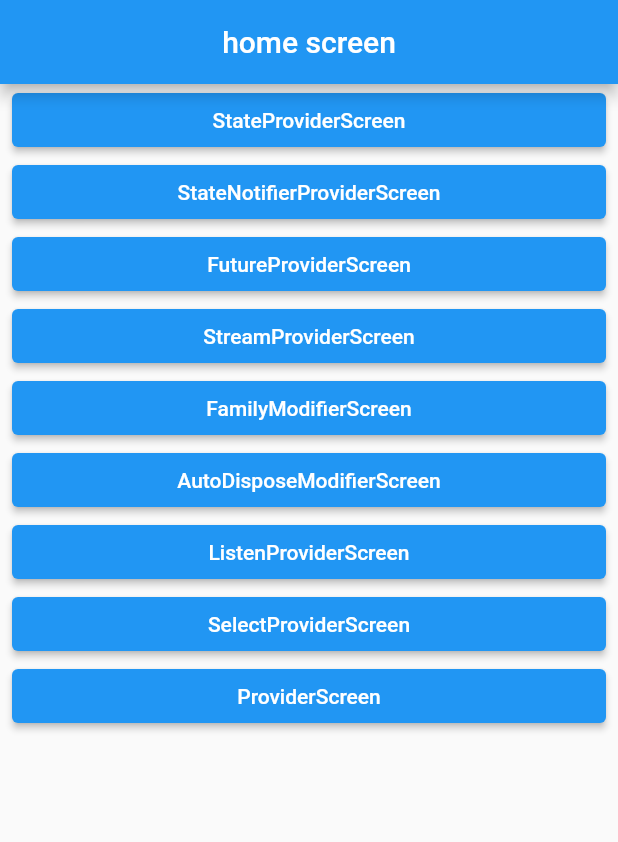
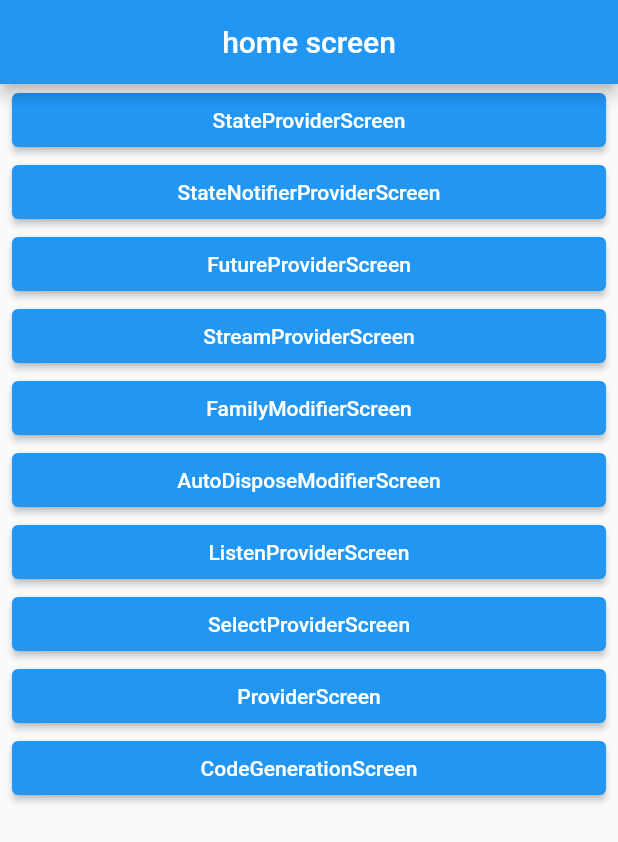
Before and after one commit to so0ng0970/river_pod, a Flutter app: the screen it shows after launch, on a phone screen of 412 x 824 dp. Shown: the top 842 px of the screen. Run offline on Flutter 3.47's test engine with Material 2 defaults, Android fonts, the phone set to English and light mode, and no system bars; our stand-ins replace flutter_riverpod, riverpod_annotation; generated files the repository leaves out were written again.

Commit message:
CodeGeneration

```diff
--- a/lib/screen/home_screen.dart
+++ b/lib/screen/home_screen.dart
@@ -1,5 +1,6 @@
 import 'package:flutter/material.dart';
 import 'package:river_pd/screen/auto_dispose_modifier.dart';
+import 'package:river_pd/screen/code_generation_scree.dart';
 import 'package:river_pd/screen/family_modifier_screen.dart';
 import 'package:river_pd/screen/future_provider_screen.dart';
 import 'package:river_pd/screen/listen_provider_screen.dart';
@@ -128,6 +129,18 @@ class HomeScreen extends StatelessWidget {
               'ProviderScreen',
             ),
           ),
+          ElevatedButton(
+            onPressed: () {
+              Navigator.of(context).push(
+                MaterialPageRoute(
+                  builder: (_) => const CodeGenerationScreen(),
+                ),
+              );
+            },
+            child: const Text(
+              'CodeGenerationScreen',
+            ),
+          ),
         ],
       ),
     );
--- a/pubspec.yaml
+++ b/pubspec.yaml
@@ -34,7 +34,10 @@ dependencies:
   # The following adds the Cupertino Icons font to your application.
   # Use with the CupertinoIcons class for iOS style icons.
   cupertino_icons: ^1.0.2
-  flutter_riverpod: ^2.3.6
+  flutter_riverpod: ^2.0.2
+  riverpod_annotation: ^1.0.4
+  riverpod_generator: ^1.0.4
+  build_runner:
 
 dev_dependencies:
   flutter_test:
```
Also changed, not shown: lib/riverpod/code_generation_provider.dart (added, +17 -0 lines), lib/screen/code_generation_scree.dart (added, +23 -0 lines), lib/riverpod/code_generation_provider.g.dart (added).
